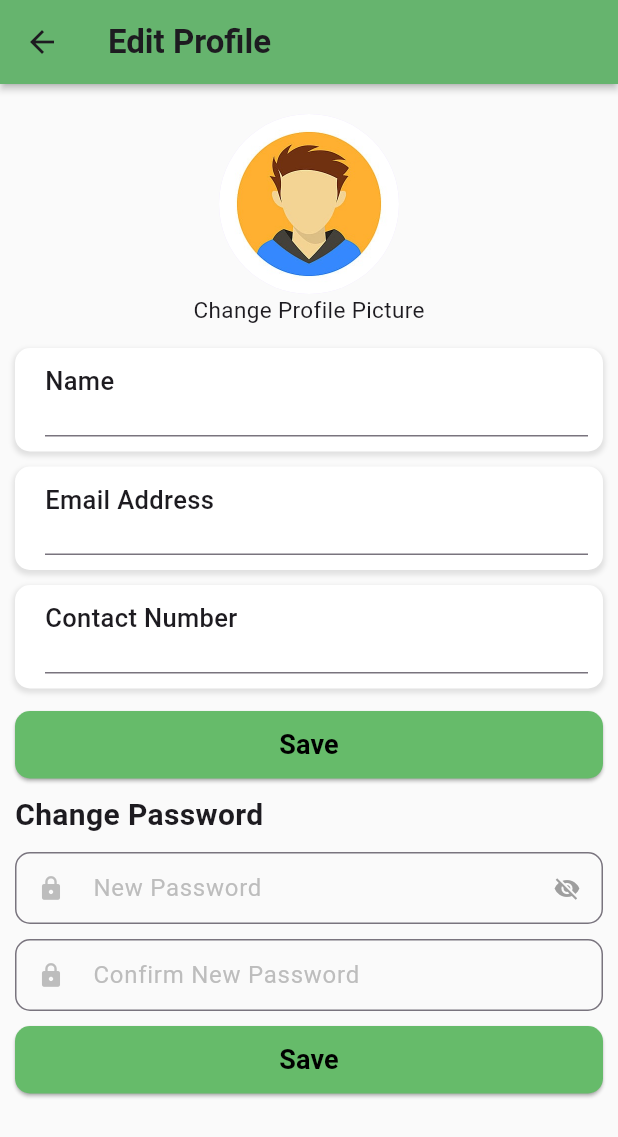
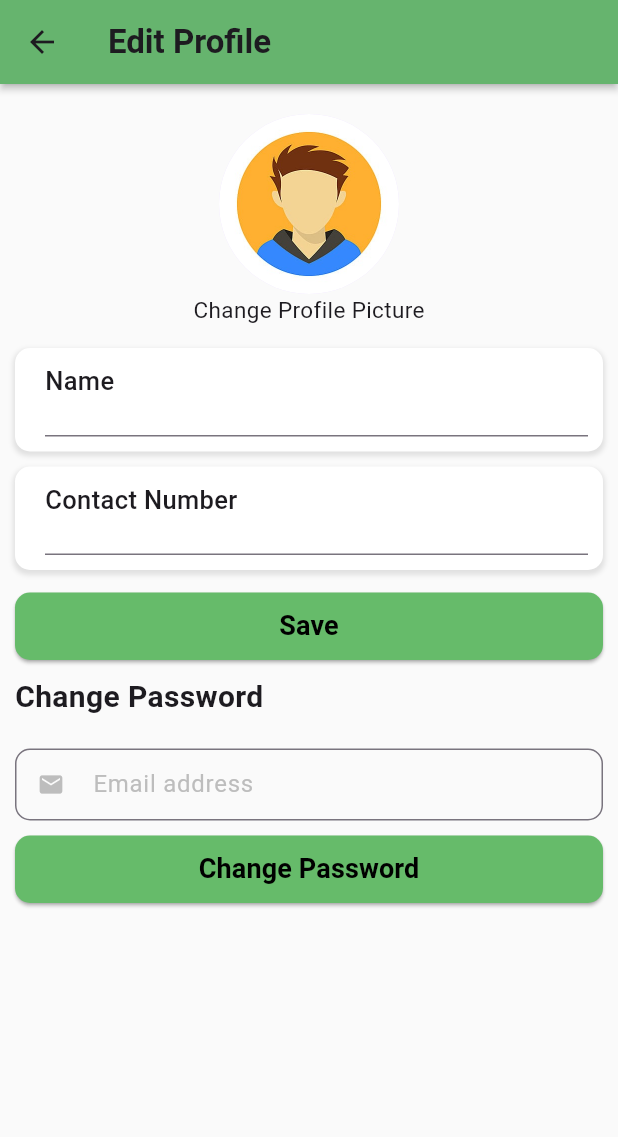
Before and after one commit to DATDSG/MAD_Project, a Flutter app: the EditProfilePage screen opened directly, after a tap on "Save", on a phone screen of 412 x 824 dp. Shown: the top 1137 px of the screen. Run offline on Flutter 3.47's test engine with Material 3 defaults, Android fonts, the phone set to English and light mode, and no system bars; our stand-ins replace cloud_firestore, firebase_auth, firebase_core, flutter_rating_bar; accounts and stored records are empty.

Commit message:
Backend Update
Edit profile page backend updated

```diff
--- a/lib/pages/edit_profile_page.dart
+++ b/lib/pages/edit_profile_page.dart
@@ -10,13 +10,133 @@ class EditProfilePage extends StatefulWidget {
 }
 
 class _EditProfilePageState extends State<EditProfilePage> {
-  final TextEditingController newPasswordController = TextEditingController();
-  final TextEditingController confirmNewPasswordController =
-      TextEditingController();
+  final TextEditingController nameController = TextEditingController();
+  final TextEditingController emailController = TextEditingController();
+  final TextEditingController contactNumberController = TextEditingController();
+  // final TextEditingController newPasswordController = TextEditingController();
+  // final TextEditingController confirmNewPasswordController =TextEditingController();
   final currentUser = FirebaseAuth.instance.currentUser!;
+  final userCollection = FirebaseFirestore.instance.collection('Users');
+  final RegExp emailRegExp = RegExp(r'^[\w-\.]+@([\w-]+\.)+[\w-]{2,4}$');
 
-  bool isObscure = true;
-  bool isPasswordMatch = true;
+  // bool isObscure = true;
+  // bool isPasswordMatch = true;
+  bool isEmailValid = true;
+
+  // update user details
+  Future updateUserDetails() async {
+    // update name
+    if (nameController.text.isNotEmpty) {
+      await userCollection.doc(currentUser.email).update({
+        'name': nameController.text,
+      });
+
+      // update success alert box
+      showDialog(
+        context: context,
+        builder: (context) {
+          return AlertDialog(
+            title: const Text('Update Success'),
+            content: const Text('Your details have been updated'),
+            actions: [
+              TextButton(
+                onPressed: () {
+                  Navigator.of(context).pop();
+                },
+                child: const Text('OK'),
+              ),
+            ],
+          );
+        },
+      );
+
+      setState(() {
+        nameController.clear();
+      });
+    }
+
+    // update contact number
+    if (contactNumberController.text.isNotEmpty) {
+      await userCollection.doc(currentUser.email).update({
+        'contactNumber': contactNumberController.text,
+      });
+
+      // update success alert box
+      showDialog(
+        context: context,
+        builder: (context) {
+          return AlertDialog(
+            title: const Text('Update Success'),
+            content: const Text('Your details have been updated'),
+            actions: [
+              TextButton(
+                onPressed: () {
+                  Navigator.of(context).pop();
+                },
+                child: const Text('OK'),
+              ),
+            ],
+          );
+        },
+      );
+
+      setState(() {
+        contactNumberController.clear();
+      });
+    }
+  }
+
+  // change password
+  Future changePassword() async {
+    if (emailController.text == currentUser.email) {
+      await FirebaseAuth.instance.sendPasswordResetEmail(
+        email: emailController.text,
+      );
+
+      // password change email sent success alert box
+      showDialog(
+        context: context,
+        builder: (context) {
+          return AlertDialog(
+            title: const Text('Done'),
+            content: const Text('Your password change Email sent!'),
+            actions: [
+              TextButton(
+                onPressed: () {
+                  Navigator.of(context).pop();
+                },
+                child: const Text('OK'),
+              ),
+            ],
+          );
+        },
+      );
+
+      setState(() {
+        emailController.clear();
+      });
+    } else {
+      // show error alert box
+      showDialog(
+        context: context,
+        builder: (context) {
+          return AlertDialog(
+            title: const Text('Error'),
+            content: const Text('Invalid Email'),
+            actions: [
+              TextButton(
+                onPressed: () {
+                  Navigator.of(context).pop();
+                },
+                child: const Text('OK'),
+              ),
+            ],
+          );
+        },
+      );
+    }
+  }
+
   @override
   Widget build(BuildContext context) {
     return Scaffold(
@@ -53,6 +173,7 @@ class _EditProfilePageState extends State<EditProfilePage> {
                         horizontal: 10, vertical: 20),
                     child: Column(
                       children: [
+                        // profile picture
                         const Center(
                           child: CircleAvatar(
                             radius: 60,
@@ -61,6 +182,7 @@ class _EditProfilePageState extends State<EditProfilePage> {
                           ),
                         ),
 
+                        // change profile picture button
                         Padding(
                           padding: const EdgeInsets.only(bottom: 10),
                           child: Row(
@@ -117,6 +239,7 @@ class _EditProfilePageState extends State<EditProfilePage> {
                                     child: Padding(
                                       padding: const EdgeInsets.only(right: 10),
                                       child: TextField(
+                                        controller: nameController,
                                         decoration: InputDecoration(
                                           hintText: userData['name'],
                                           hintStyle: TextStyle(
@@ -146,72 +269,73 @@ class _EditProfilePageState extends State<EditProfilePage> {
                         ),
 
                         // Email address
-                        Padding(
-                          padding: const EdgeInsets.symmetric(vertical: 5),
-                          child: Container(
-                            width: double.infinity,
-                            decoration: BoxDecoration(
-                              borderRadius: BorderRadius.circular(10),
-                              color: Colors.white,
-                              boxShadow: [
-                                BoxShadow(
-                                  color: Colors.black.withOpacity(0.1),
-                                  spreadRadius: 1,
-                                  blurRadius: 2,
-                                  offset: const Offset(0, 2),
-                                ),
-                              ],
-                            ),
-                            child: Column(
-                              crossAxisAlignment: CrossAxisAlignment.start,
-                              children: [
-                                const Padding(
-                                  padding: EdgeInsets.only(top: 10, left: 20),
-                                  child: Text(
-                                    "Email Address",
-                                    style: TextStyle(
-                                      fontSize: 17,
-                                      fontWeight: FontWeight.w500,
-                                    ),
-                                  ),
-                                ),
-                                Padding(
-                                  padding: const EdgeInsets.only(
-                                      left: 20, bottom: 10),
-                                  child: SizedBox(
-                                    height: 25,
-                                    child: Padding(
-                                      padding: const EdgeInsets.only(right: 10),
-                                      child: TextField(
-                                        decoration: InputDecoration(
-                                          hintText: currentUser.email,
-                                          hintStyle: TextStyle(
-                                            fontSize: 15,
-                                            color: Colors.grey[700],
-                                          ),
-                                          border: const UnderlineInputBorder(
-                                            borderSide: BorderSide(
-                                              color: Colors.grey,
-                                              width: 2,
-                                            ),
-                                          ),
-                                          contentPadding:
-                                              const EdgeInsets.only(bottom: 10),
-                                        ),
-                                        style: TextStyle(
-                                          fontSize: 15,
-                                          color: Colors.grey[700],
-                                        ),
-                                        keyboardType:
-                                            TextInputType.emailAddress,
-                                      ),
-                                    ),
-                                  ),
-                                ),
-                              ],
-                            ),
-                          ),
-                        ),
+                        // Padding(
+                        //   padding: const EdgeInsets.symmetric(vertical: 5),
+                        //   child: Container(
+                        //     width: double.infinity,
+                        //     decoration: BoxDecoration(
+                        //       borderRadius: BorderRadius.circular(10),
+                        //       color: Colors.white,
+                        //       boxShadow: [
+                        //         BoxShadow(
+                        //           color: Colors.black.withOpacity(0.1),
+                        //           spreadRadius: 1,
+                        //           blurRadius: 2,
+                        //           offset: const Offset(0, 2),
+                        //         ),
+                        //       ],
+                        //     ),
+                        //     child: Column(
+                        //       crossAxisAlignment: CrossAxisAlignment.start,
+                        //       children: [
+                        //         const Padding(
+                        //           padding: EdgeInsets.only(top: 10, left: 20),
+                        //           child: Text(
+                        //             "Email Address",
+                        //             style: TextStyle(
+                        //               fontSize: 17,
+                        //               fontWeight: FontWeight.w500,
+                        //             ),
+                        //           ),
+                        //         ),
+                        //         Padding(
+                        //           padding: const EdgeInsets.only(
+                        //               left: 20, bottom: 10),
+                        //           child: SizedBox(
+                        //             height: 25,
+                        //             child: Padding(
+                        //               padding: const EdgeInsets.only(right: 10),
+                        //               child: TextField(
+                        //                 controller: emailController,
+                        //                 decoration: InputDecoration(
+                        //                   hintText: currentUser.email,
+                        //                   hintStyle: TextStyle(
+                        //                     fontSize: 15,
+                        //                     color: Colors.grey[700],
+                        //                   ),
+                        //                   border: const UnderlineInputBorder(
+                        //                     borderSide: BorderSide(
+                        //                       color: Colors.grey,
+                        //                       width: 2,
+                        //                     ),
+                        //                   ),
+                        //                   contentPadding:
+                        //                       const EdgeInsets.only(bottom: 10),
+                        //                 ),
+                        //                 style: TextStyle(
+                        //                   fontSize: 15,
+                        //                   color: Colors.grey[700],
+                        //                 ),
+                        //                 keyboardType:
+                        //                     TextInputType.emailAddress,
+                        //               ),
+                        //             ),
+                        //           ),
+                        //         ),
+                        //       ],
+                        //     ),
+                        //   ),
+                        // ),
 
                         // Contact Number
                         Padding(
@@ -251,6 +375,7 @@ class _EditProfilePageState extends State<EditProfilePage> {
                                     child: Padding(
                                       padding: const EdgeInsets.only(right: 10),
                                       child: TextField(
+                                        controller: contactNumberController,
                                         decoration: InputDecoration(
                                           hintText: userData['contactNumber'],
                                           hintStyle: TextStyle(
@@ -287,15 +412,7 @@ class _EditProfilePageState extends State<EditProfilePage> {
                             height: 45,
                             width: double.infinity,
                             child: ElevatedButton(
-                              onPressed: () {
-                                Navigator.push(
-                                  context,
-                                  MaterialPageRoute(
-                                    builder: (context) =>
-                                        const EditProfilePage(),
-                                  ),
-                                );
-                              },
+                              onPressed: updateUserDetails,
                               style: ButtonStyle(
                                 shadowColor:
                                     MaterialStateProperty.all(Colors.grey),
@@ -339,9 +456,52 @@ class _EditProfilePageState extends State<EditProfilePage> {
                         ),
 
                         // New Password
+                        // TextField(
+                        //   controller: newPasswordController,
+                        //   obscureText: isObscure,
+                        //   decoration: InputDecoration(
+                        //     contentPadding: const EdgeInsets.all(8),
+                        //     border: OutlineInputBorder(
+                        //       borderRadius: BorderRadius.circular(10),
+                        //     ),
+                        //     focusedBorder: OutlineInputBorder(
+                        //       borderRadius: BorderRadius.circular(10),
+                        //       borderSide: const BorderSide(
+                        //         color: Colors.green,
+                        //         width: 2,
+                        //       ),
+                        //     ),
+                        //     prefixIcon: Icon(
+                        //       Icons.lock,
+                        //       size: 18,
+                        //       color: Colors.grey[400],
+                        //     ),
+                        //     suffixIcon: GestureDetector(
+                        //       onTap: () => setState(() {
+                        //         isObscure = !isObscure;
+                        //       }),
+                        //       child: Icon(
+                        //         isObscure
+                        //             ? Icons.visibility_off
+                        //             : Icons.visibility,
+                        //         size: 18,
+                        //         color: Colors.grey,
+                        //       ),
+                        //     ),
+                        //     hintText: 'New Password',
+                        //     hintStyle: TextStyle(
+                        //       color: Colors.grey[400],
+                        //     ),
+                        //   ),
+                        // ),
+
+                        const SizedBox(
+                          height: 10,
+                        ),
+
+                        // email address
                         TextField(
-                          controller: newPasswordController,
-                          obscureText: isObscure,
+                          controller: emailController,
                           decoration: InputDecoration(
                             contentPadding: const EdgeInsets.all(8),
                             border: OutlineInputBorder(
@@ -351,85 +511,31 @@ class _EditProfilePageState extends State<EditProfilePage> {
                               borderRadius: BorderRadius.circular(10),
                               borderSide: const BorderSide(
                                 color: Colors.green,
-                                width: 2,
                               ),
                             ),
                             prefixIcon: Icon(
-                              Icons.lock,
+                              Icons.mail,
                               size: 18,
                               color: Colors.grey[400],
                             ),
-                            suffixIcon: GestureDetector(
-                              onTap: () => setState(() {
-                                isObscure = !isObscure;
-                              }),
-                              child: Icon(
-                                isObscure
-                                    ? Icons.visibility_off
-                                    : Icons.visibility,
-                                size: 18,
-                                color: Colors.grey,
-                              ),
-                            ),
-                            hintText: 'New Password',
-                            hintStyle: TextStyle(
-                              color: Colors.grey[400],
-                            ),
-                          ),
-                        ),
-
-                        const SizedBox(
-                          height: 10,
-                        ),
-                        // Confirm New Password
-                        TextField(
-                          controller: confirmNewPasswordController,
-                          obscureText: true,
-                          decoration: InputDecoration(
-                            contentPadding: const EdgeInsets.all(8),
-                            border: OutlineInputBorder(
-                              borderRadius: BorderRadius.circular(10),
-                            ),
-                            focusedBorder: OutlineInputBorder(
-                              borderRadius: BorderRadius.circular(10),
-                              borderSide: BorderSide(
-                                color:
-                                    isPasswordMatch ? Colors.green : Colors.red,
-                                width: 2,
-                              ),
-                            ),
-                            prefixIcon: Icon(
-                              Icons.lock,
-                              size: 18,
-                              color: Colors.grey[400],
-                            ),
-                            hintText: 'Confirm New Password',
+                            hintText: 'Email address',
                             hintStyle: TextStyle(
                               color: Colors.grey[400],
                             ),
                           ),
                           onChanged: (value) => setState(() {
-                            isPasswordMatch =
-                                value == newPasswordController.text;
+                            isEmailValid = emailRegExp.hasMatch(value);
                           }),
                         ),
 
-                        // Save button
+                        // password change button
                         Padding(
                           padding: const EdgeInsets.only(top: 10),
                           child: SizedBox(
                             height: 45,
                             width: double.infinity,
                             child: ElevatedButton(
-                              onPressed: () {
-                                Navigator.push(
-                                  context,
-                                  MaterialPageRoute(
-                                    builder: (context) =>
-                                        const EditProfilePage(),
-                                  ),
-                                );
-                              },
+                              onPressed: changePassword,
                               style: ButtonStyle(
                                 shadowColor:
                                     MaterialStateProperty.all(Colors.grey),
@@ -444,7 +550,7 @@ class _EditProfilePageState extends State<EditProfilePage> {
                                 ),
                               ),
                               child: const Text(
-                                'Save',
+                                'Change Password',
                                 style: TextStyle(
                                   fontSize: 18,
                                   fontWeight: FontWeight.w600,
--- a/lib/pages/sign_up_page.dart
+++ b/lib/pages/sign_up_page.dart
@@ -42,7 +42,6 @@ class _SignUpPageState extends State<SignUpPage> {
         .doc(userCredential.user!.email)
         .set({
       'name': nameController.text,
-      'email': emailController.text,
       'contactNumber': contactNumberController.text,
     }).then(
       (value) => Navigator.push(
```
